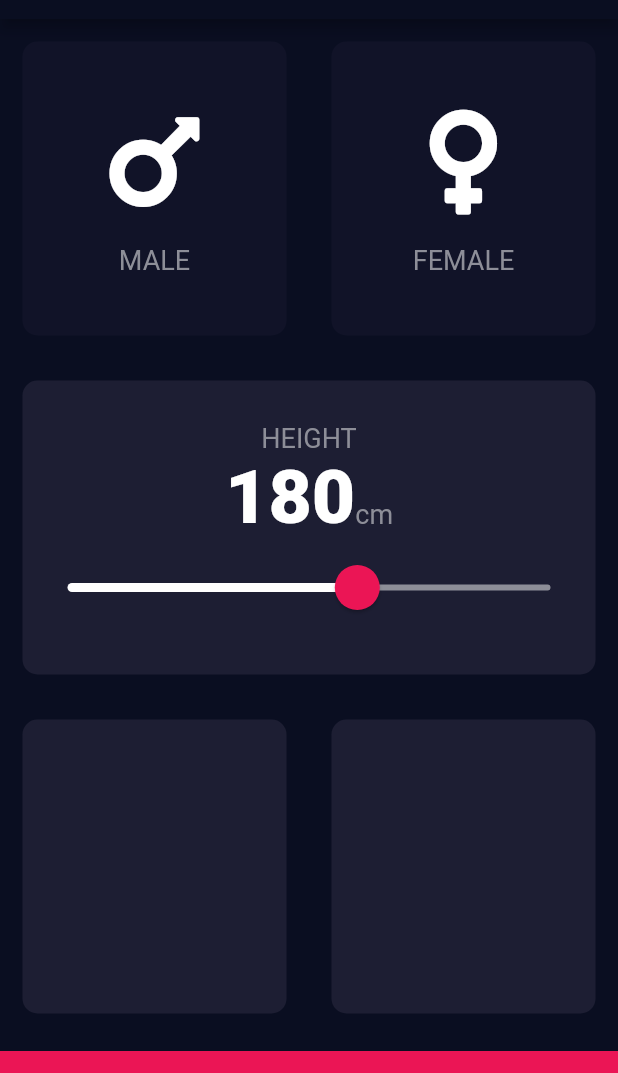
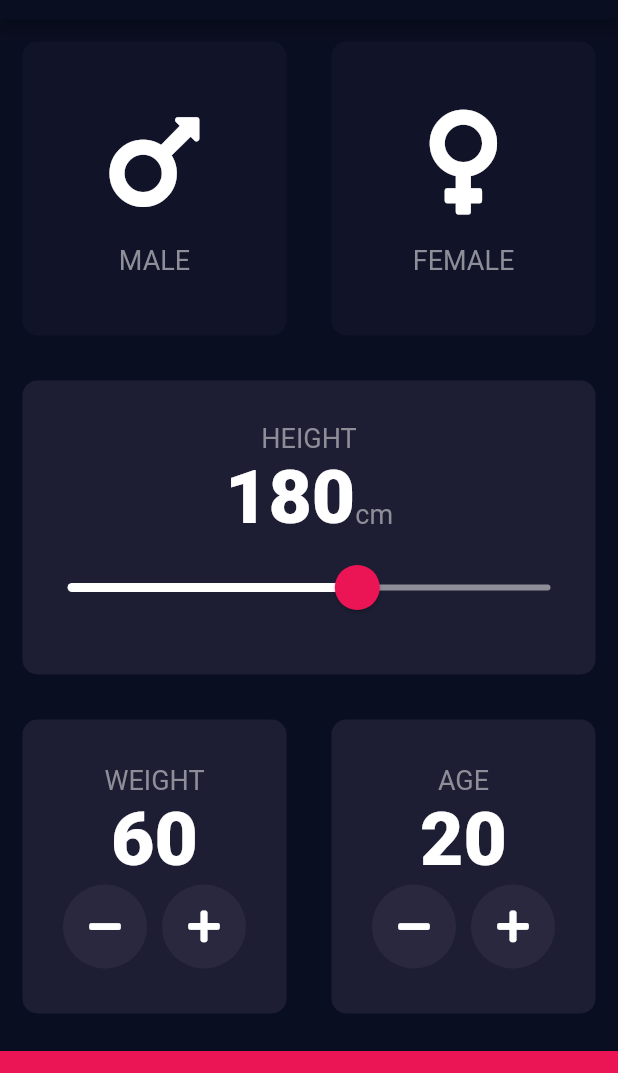
Before and after one commit to pabloaredu/bmi_calculator, a Flutter app: the screen it shows after launch, on a phone screen of 412 x 824 dp, the part 65-1138 px from its top. Run offline on Flutter 3.47's test engine with Material 2 defaults, Android fonts, the phone set to English and light mode, and no system bars; our stand-ins replace font_awesome_flutter.

Commit message:
Add round icon button

```diff
--- a/lib/input_page.dart
+++ b/lib/input_page.dart
@@ -1,6 +1,6 @@
 import 'package:flutter/material.dart';
 import 'package:font_awesome_flutter/font_awesome_flutter.dart';
-import 'resusable_card.dart';
+import 'reusable_card.dart';
 import 'icon_content.dart';
 import 'constants.dart';
 
@@ -14,6 +14,8 @@ class InputPage extends StatefulWidget {
 class _InputPageState extends State<InputPage> {
   Gender selectedGender;
   int height = 180;
+  int weight = 60;
+  int age = 20;
 
 //  void updateColor(Gender selectedGender) {
 //    if (selectedGender == Gender.male) {
@@ -128,11 +130,85 @@ class _InputPageState extends State<InputPage> {
                 Expanded(
                   child: ReusableCard(
                     colour: kActiveCardColor,
+                    cardChild: Column(
+                      mainAxisAlignment: MainAxisAlignment.center,
+                      children: <Widget>[
+                        Text(
+                          'WEIGHT',
+                          style: kLabelTextStyle,
+                        ),
+                        Text(
+                          weight.toString(),
+                          style: kNumberTextStyle,
+                        ),
+                        Row(
+                          mainAxisAlignment: MainAxisAlignment.center,
+                          children: <Widget>[
+                            RoundIconButton(
+                              icon: FontAwesomeIcons.minus,
+                              onPressed: () {
+                                setState(() {
+                                  weight--;
+                                });
+                              },
+                            ),
+                            SizedBox(
+                              width: 10.0,
+                            ),
+                            RoundIconButton(
+                              icon: FontAwesomeIcons.plus,
+                              onPressed: () {
+                                setState(() {
+                                  weight++;
+                                });
+                              },
+                            ),
+                          ],
+                        ),
+                      ],
+                    ),
                   ),
                 ),
                 Expanded(
                   child: ReusableCard(
                     colour: kActiveCardColor,
+                    cardChild: Column(
+                      mainAxisAlignment: MainAxisAlignment.center,
+                      children: <Widget>[
+                        Text(
+                          'AGE',
+                          style: kLabelTextStyle,
+                        ),
+                        Text(
+                          age.toString(),
+                          style: kNumberTextStyle,
+                        ),
+                        Row(
+                          mainAxisAlignment: MainAxisAlignment.center,
+                          children: <Widget>[
+                            RoundIconButton(
+                              icon: FontAwesomeIcons.minus,
+                              onPressed: () {
+                                setState(() {
+                                  age--;
+                                });
+                              },
+                            ),
+                            SizedBox(
+                              width: 10.0,
+                            ),
+                            RoundIconButton(
+                              icon: FontAwesomeIcons.plus,
+                              onPressed: () {
+                                setState(() {
+                                  age++;
+                                });
+                              },
+                            ),
+                          ],
+                        ),
+                      ],
+                    ),
                   ),
                 ),
               ],
@@ -149,3 +225,25 @@ class _InputPageState extends State<InputPage> {
     );
   }
 }
+
+class RoundIconButton extends StatelessWidget {
+  final IconData icon;
+  final Function onPressed;
+
+  RoundIconButton({@required this.icon, @required this.onPressed});
+
+  @override
+  Widget build(BuildContext context) {
+    return RawMaterialButton(
+      elevation: 0.0,
+      child: Icon(icon),
+      onPressed: onPressed,
+      constraints: BoxConstraints.tightFor(
+        width: 56.0,
+        height: 56.0,
+      ),
+      shape: CircleBorder(),
+      fillColor: Color(0xFF4c4FE),
+    );
+  }
+}
```
Also changed, not shown: lib/reusable_card.dart (renamed from lib/resusable_card.dart).
